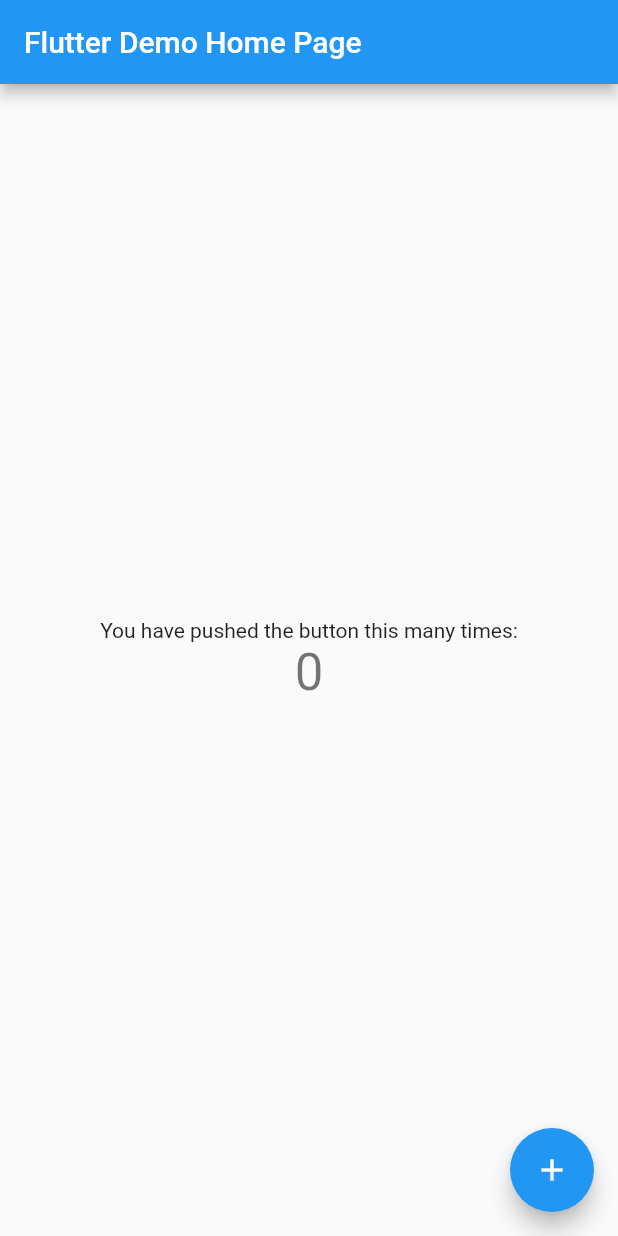
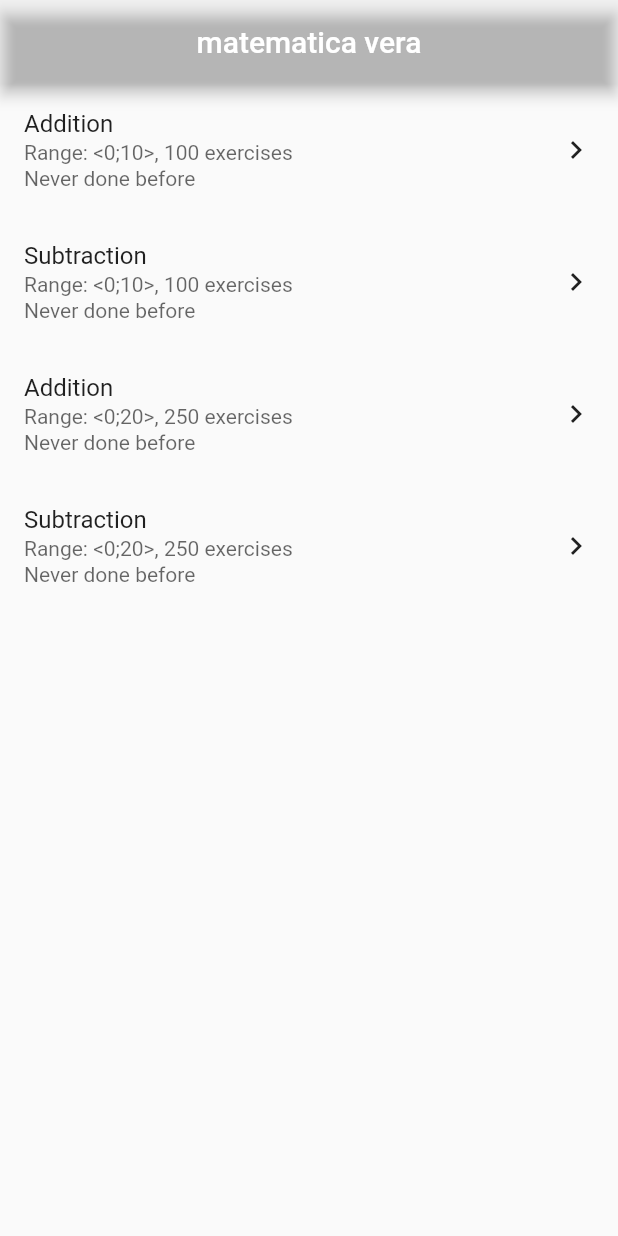
Before and after one commit to rafalambrozewicz/matematica_vera, a Flutter app: the screen it shows after launch, on a phone screen of 412 x 824 dp. Run offline on Flutter 3.47's test engine with Material 2 defaults, Android fonts, the phone set to English and light mode, and no system bars; our stand-ins replace tuple.

Commit message:
Draft of fully working app - wip

```diff
--- a/lib/config/app_color.dart
+++ b/lib/config/app_color.dart
@@ -4,4 +4,5 @@ import 'package:flutter/material.dart';
 class AppColor {
   static const black = Color(0xde000000);
   static const gray = Color(0x99000000);
+  static const white = Color(0xffffffff);
 }
--- a/lib/main.dart
+++ b/lib/main.dart
@@ -1,111 +1,30 @@
 import 'package:flutter/material.dart';
+import 'package:flutter_localizations/flutter_localizations.dart';
+import 'package:matematica_vera/config/app_localization.dart';
+import 'package:matematica_vera/screen/choose_game/choose_game_screen.dart';
 
 void main() => runApp(MyApp());
 
 class MyApp extends StatelessWidget {
-  // This widget is the root of your application.
   @override
   Widget build(BuildContext context) {
     return MaterialApp(
-      title: 'Flutter Demo',
+      localizationsDelegates: [
+        const AppLocalizationDelegate(),
+        GlobalMaterialLocalizations.delegate,
+        GlobalWidgetsLocalizations.delegate,
+        GlobalCupertinoLocalizations.delegate,
+      ],
+      supportedLocales: [
+        const Locale('en'), // English
+        const Locale('pl'), // Polish
+        const Locale('it'), // Italian
+      ],
+      title: 'matematica vera',
       theme: ThemeData(
-        // This is the theme of your application.
-        //
-        // Try running your application with "flutter run". You'll see the
-        // application has a blue toolbar. Then, without quitting the app, try
-        // changing the primarySwatch below to Colors.green and then invoke
-        // "hot reload" (press "r" in the console where you ran "flutter run",
-        // or simply save your changes to "hot reload" in a Flutter IDE).
-        // Notice that the counter didn't reset back to zero; the application
-        // is not restarted.
-        primarySwatch: Colors.blue,
+        primarySwatch: Colors.deepPurple,
       ),
-      home: MyHomePage(title: 'Flutter Demo Home Page'),
+      home: ChooseGameScreen(),
     );
   }
 }
-
-class MyHomePage extends StatefulWidget {
-  MyHomePage({Key key, this.title}) : super(key: key);
-
-  // This widget is the home page of your application. It is stateful, meaning
-  // that it has a State object (defined below) that contains fields that affect
-  // how it looks.
-
-  // This class is the configuration for the state. It holds the values (in this
-  // case the title) provided by the parent (in this case the App widget) and
-  // used by the build method of the State. Fields in a Widget subclass are
-  // always marked "final".
-
-  final String title;
-
-  @override
-  _MyHomePageState createState() => _MyHomePageState();
-}
-
-class _MyHomePageState extends State<MyHomePage> {
-  int _counter = 0;
-
-  void _incrementCounter() {
-    setState(() {
-      // This call to setState tells the Flutter framework that something has
-      // changed in this State, which causes it to rerun the build method below
-      // so that the display can reflect the updated values. If we changed
-      // _counter without calling setState(), then the build method would not be
-      // called again, and so nothing would appear to happen.
-      _counter++;
-    });
-  }
-
-  @override
-  Widget build(BuildContext context) {
-    // This method is rerun every time setState is called, for instance as done
-    // by the _incrementCounter method above.
-    //
-    // The Flutter framework has been optimized to make rerunning build methods
-    // fast, so that you can just rebuild anything that needs updating rather
-    // than having to individually change instances of widgets.
-    return Scaffold(
-      appBar: AppBar(
-        // Here we take the value from the MyHomePage object that was created by
-        // the App.build method, and use it to set our appbar title.
-        title: Text(widget.title),
-      ),
-      body: Center(
-        // Center is a layout widget. It takes a single child and positions it
-        // in the middle of the parent.
-        child: Column(
-          // Column is also a layout widget. It takes a list of children and
-          // arranges them vertically. By default, it sizes itself to fit its
-          // children horizontally, and tries to be as tall as its parent.
-          //
-          // Invoke "debug painting" (press "p" in the console, choose the
-          // "Toggle Debug Paint" action from the Flutter Inspector in Android
-          // Studio, or the "Toggle Debug Paint" command in Visual Studio Code)
-          // to see the wireframe for each widget.
-          //
-          // Column has various properties to control how it sizes itself and
-          // how it positions its children. Here we use mainAxisAlignment to
-          // center the children vertically; the main axis here is the vertical
-          // axis because Columns are vertical (the cross axis would be
-          // horizontal).
-          mainAxisAlignment: MainAxisAlignment.center,
-          children: <Widget>[
-            Text(
-              'You have pushed the button this many times:',
-            ),
-            Text(
-              '$_counter',
-              style: Theme.of(context).textTheme.display1,
-            ),
-          ],
-        ),
-      ),
-      floatingActionButton: FloatingActionButton(
-        onPressed: _incrementCounter,
-        tooltip: 'Increment',
-        child: Icon(Icons.add),
-      ), // This trailing comma makes auto-formatting nicer for build methods.
-    );
-  }
-}
--- /dev/null
+++ b/lib/model/answers_generator.dart
@@ -0,0 +1,39 @@
+import 'dart:math';
+
+import 'package:flutter/material.dart';
+import 'package:tuple/tuple.dart';
+
+
+
+class AnswersGenerator {
+  static const _correct_answer_size = 1;
+
+  static int getCorrectForAddition({
+    @required Tuple2<int, int> tuple
+  }) => tuple.item1 + tuple.item2;
+
+  static int getCorrectForSubtraction({
+    @required Tuple2<int, int> tuple
+  }) => tuple.item1 - tuple.item2;
+
+  static List<int> generate({
+    @required int correctAnswer,
+    @required int maxNumber,
+    @required int answersCount,
+  }) {
+    final random = Random(DateTime.now().millisecondsSinceEpoch);
+    final count = answersCount - _correct_answer_size;
+
+    final minStart = (correctAnswer-count > 0) ? correctAnswer-count : 0;
+    final maxStart = (correctAnswer+count > maxNumber) ? maxNumber-count : correctAnswer;
+
+    final start = minStart==maxStart ? minStart : random.nextInt(maxStart-minStart) + minStart;
+
+    final List<int> answers = [];
+    for(int i=start; i<=start+count; i++) {
+      answers.add(i);
+    }
+
+    return answers;
+  }
+}
--- /dev/null
+++ b/lib/model/exercise.dart
@@ -0,0 +1,15 @@
+import 'package:flutter/material.dart';
+
+class Exercise {
+  final String riddleObscured;
+  final String riddleAnswered;
+  final String correctAnswer;
+  final List<String> possibleAnswers;
+
+  Exercise({
+    @required this.riddleObscured,
+    @required this.riddleAnswered,
+    @required this.correctAnswer,
+    @required this.possibleAnswers
+  });
+}
--- /dev/null
+++ b/lib/model/game.dart
@@ -0,0 +1,70 @@
+import 'dart:math';
+
+import 'package:flutter/material.dart';
+import 'package:matematica_vera/model/answers_generator.dart';
+import 'package:matematica_vera/model/exercise.dart';
+import 'package:matematica_vera/model/game_builder.dart';
+import 'package:matematica_vera/model/game_type.dart';
+import 'package:matematica_vera/model/tuples_generator.dart';
+import 'package:tuple/tuple.dart';
+
+class Game {
+  final GameConfig config;
+  final int currentExerciseNumber;
+  final List<Exercise> exercises;
+
+
+  Game(this.config, this.currentExerciseNumber, this.exercises);
+
+  copy({
+    @required int currentExerciseNumber
+  }) => Game(this.config, currentExerciseNumber, this.exercises);
+
+  Game.fromConfig(GameConfig config):
+        config = config,
+        currentExerciseNumber = 0,
+        exercises = _generateExercises(config);
+
+  static List<Exercise> _generateExercises(GameConfig config) {
+    switch (config.type) {
+      case GameType.addition:
+        return TuplesGenerator.generateForAddition(
+            maxNumber: config.maxNumber,
+            desiredCount: config.exerciseCount)
+            .map((t) =>
+            Exercise(
+                riddleObscured: "${t.item1} + ${t.item2} = ?",
+                riddleAnswered: "${t.item1} + ${t.item2} = ${AnswersGenerator
+                    .getCorrectForAddition(tuple: t)}",
+                correctAnswer: AnswersGenerator.getCorrectForAddition(tuple: t)
+                    .toString(),
+                possibleAnswers: AnswersGenerator.generate(
+                    correctAnswer: AnswersGenerator.getCorrectForAddition(
+                        tuple: t),
+                    maxNumber: config.maxNumber,
+                    answersCount: config.answersCount).map((number) =>
+                    number.toString()).toList(growable: false)))
+            .toList(growable: false);
+
+      case GameType.subtraction:
+        return TuplesGenerator.generateForSubtraction(
+            maxNumber: config.maxNumber,
+            desiredCount: config.exerciseCount)
+            .map((t) =>
+            Exercise(
+                riddleObscured: "${t.item1} - ${t.item2} = ?",
+                riddleAnswered: "${t.item1} - ${t.item2} = ${AnswersGenerator
+                    .getCorrectForSubtraction(tuple: t)}",
+                correctAnswer: AnswersGenerator.getCorrectForSubtraction(tuple: t)
+                    .toString(),
+                possibleAnswers: AnswersGenerator.generate(
+                    correctAnswer: AnswersGenerator.getCorrectForSubtraction(
+                        tuple: t),
+                    maxNumber: config.maxNumber,
+                    answersCount: config.answersCount).map((number) =>
+                    number.toString()).toList(growable: false)))
+            .toList(growable: false);
+    }
+  }
+
+}
--- /dev/null
+++ b/lib/model/game_builder.dart
@@ -0,0 +1,64 @@
+import 'package:flutter/material.dart';
+
+import 'game_type.dart';
+
+enum GameTag {
+  addition_r10,
+  subtraction_r10,
+  addition_r20,
+  subtraction_r20,
+}
+
+class GameConfig {
+  final GameType type;
+  final int maxNumber;
+  final int answersCount;
+  final int exerciseCount;
+
+  GameConfig({
+    @required this.type,
+    @required this.maxNumber,
+    @required this.answersCount,
+    @required this.exerciseCount
+  });
+}
+
+class GameConfigBuilder {
+
+  static forTag(GameTag tag) {
+    switch (tag) {
+      case GameTag.addition_r10:
+        return GameConfig(
+          type: GameType.addition,
+          maxNumber: 10,
+          answersCount: 3,
+          exerciseCount: 100,
+        );
+
+      case GameTag.subtraction_r10:
+        return GameConfig(
+          type: GameType.subtraction,
+          maxNumber: 10,
+          answersCount: 3,
+          exerciseCount: 100,
+        );
+
+      case GameTag.addition_r20:
+        return GameConfig(
+          type: GameType.addition,
+          maxNumber: 20,
+          answersCount: 3,
+          exerciseCount: 250,
+        );
+
+      case GameTag.subtraction_r20:
+        return GameConfig(
+          type: GameType.subtraction,
+          maxNumber: 20,
+          answersCount: 3,
+          exerciseCount: 250,
+        );
+    }
+  }
+
+}
--- /dev/null
+++ b/lib/model/game_type.dart
@@ -0,0 +1,3 @@
+enum GameType {
+  addition, subtraction
+}
--- /dev/null
+++ b/lib/screen/choose_game/choose_game_screen.dart
@@ -0,0 +1,37 @@
+import 'package:flutter/material.dart';
+import 'package:matematica_vera/config/app_localization.dart';
+import 'package:matematica_vera/model/game.dart';
+import 'package:matematica_vera/model/game_builder.dart';
+import 'package:matematica_vera/screen/choose_game/widget/game_row_widget.dart';
+import 'package:matematica_vera/screen/game/game_screen.dart';
+
+class ChooseGameScreen extends StatelessWidget {
+  @override
+  Widget build(BuildContext context) {
+    return Scaffold(
+      appBar: AppBar(
+        title: Text(AppLocalization.of(context).app_name),
+        centerTitle: true,
+        backgroundColor: Colors.transparent,
+      ),
+      body: SingleChildScrollView(
+        child: Column(
+          children: [
+            GameRowWidget(
+              config: GameConfigBuilder.forTag(GameTag.addition_r10),
+            ),
+            GameRowWidget(
+              config: GameConfigBuilder.forTag(GameTag.subtraction_r10),
+            ),
+            GameRowWidget(
+              config: GameConfigBuilder.forTag(GameTag.addition_r20),
+            ),
+            GameRowWidget(
+              config: GameConfigBuilder.forTag(GameTag.subtraction_r20),
+            ),
+          ],
+        ),
+      ),
+    );
+  }
+}
--- /dev/null
+++ b/lib/screen/choose_game/widget/game_row_widget.dart
@@ -0,0 +1,52 @@
+import 'package:flutter/material.dart';
+import 'package:matematica_vera/config/app_localization.dart';
+import 'package:matematica_vera/config/app_style.dart';
+import 'package:matematica_vera/core/navigator.dart';
+import 'package:matematica_vera/model/game.dart';
+import 'package:matematica_vera/model/game_builder.dart';
+import 'package:matematica_vera/model/game_type.dart';
+import 'package:matematica_vera/screen/game/game_screen.dart';
+
+class GameRowWidget extends StatelessWidget {
+  static const _height = 88.0;
+  static const _padding = 16.0;
+
+  final GameConfig config;
+
+  const GameRowWidget({Key key, @required this.config}) : super(key: key);
+
+  @override
+  Widget build(BuildContext context) => InkWell(
+    onTap: () => pushScreen(context, GameScreen(game: Game.fromConfig(config),)),
+    child: Container(
+          height: _height,
+          padding: EdgeInsets.symmetric(horizontal: _padding, vertical: _padding),
+          child: Row(
+            mainAxisAlignment: MainAxisAlignment.spaceBetween,
+            children: <Widget>[
+              Column(
+                crossAxisAlignment: CrossAxisAlignment.start,
+                mainAxisAlignment: MainAxisAlignment.spaceAround,
+                children: [
+                  Text(_getOperation(context, config), style: AppStyle.listFirstLine,),
+                  Text("${AppLocalization.of(context).range} <0;${config.maxNumber}>, ${config.exerciseCount} ${AppLocalization.of(context).exercises}", style: AppStyle.listSecondaryLine),
+                  Text("${AppLocalization.of(context).never_done}", style: AppStyle.listSecondaryLine),
+                ],
+              ),
+              Icon(Icons.keyboard_arrow_right)
+            ],
+          ),
+        ),
+  );
+
+  String _getOperation(BuildContext ctx, GameConfig config) {
+    switch (config.type) {
+      case GameType.addition:
+        return AppLocalization.of(ctx).addition;
+
+      case GameType.subtraction:
+        return AppLocalization.of(ctx).subtraction;
+    }
+
+  }
+}
```
Also changed, not shown: lib/model/tuples_generator.dart (added, +86 -0 lines), lib/screen/game/game_screen.dart (added, +73 -0 lines), lib/screen/game/widget/options_widget.dart (added, +23 -0 lines), lib/screen/game/widget/progress_widget.dart (added, +36 -0 lines).
